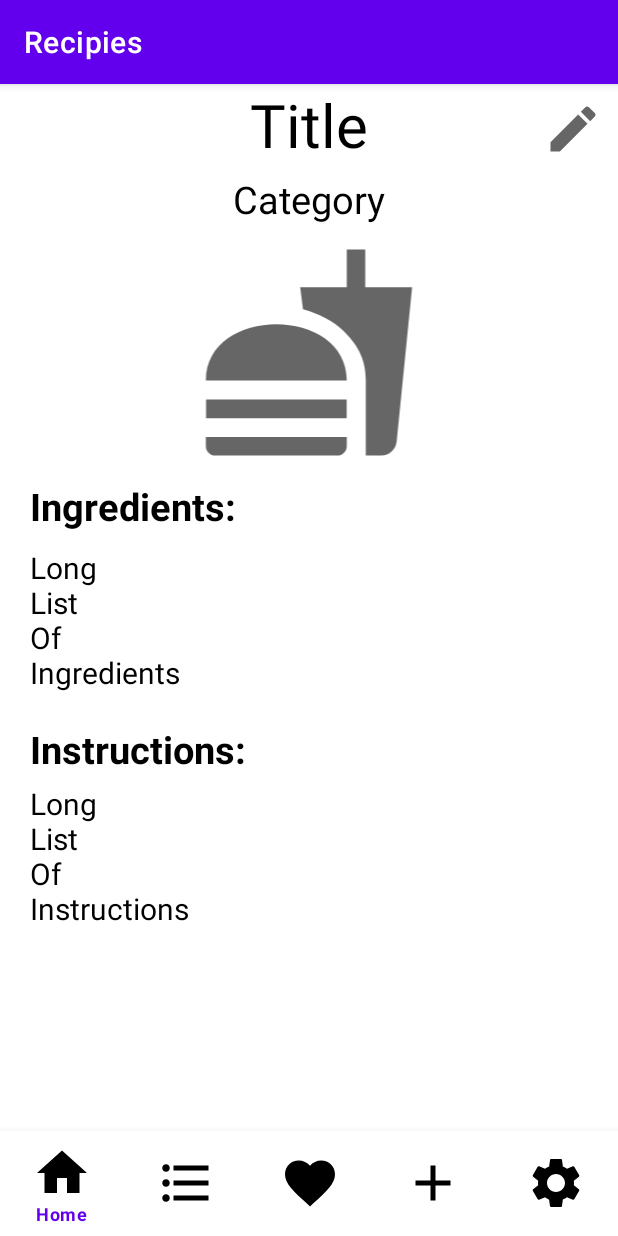
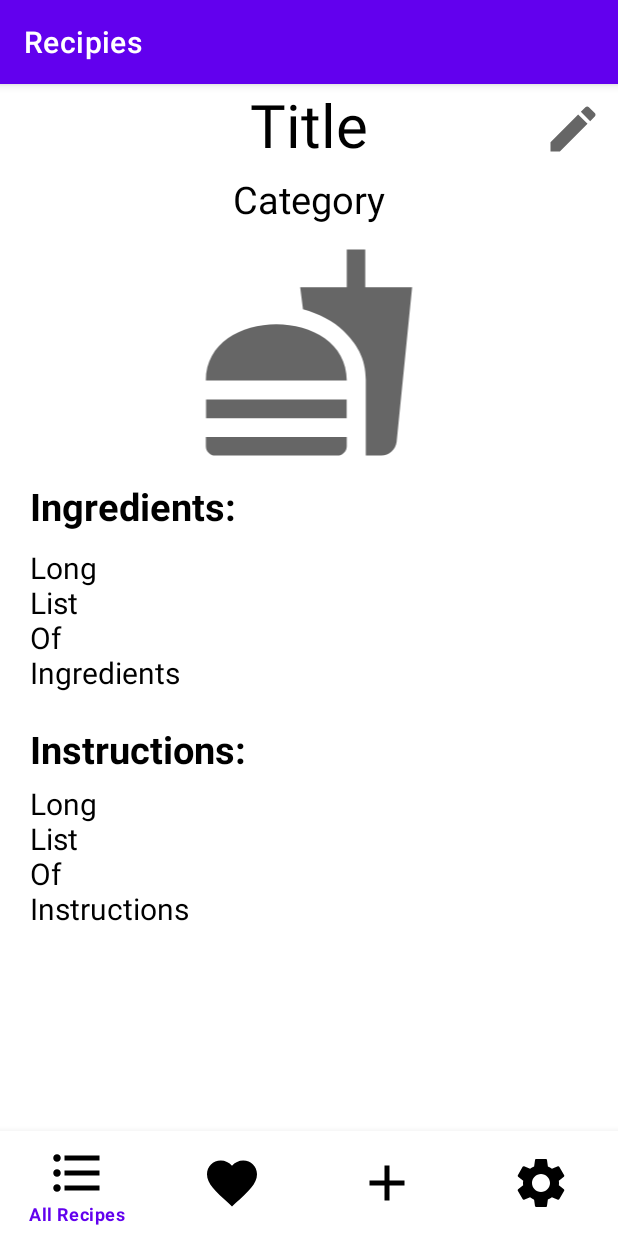
Before and after one commit to msteinr3/Recipes, an Android app: the SingleRecipe screen opened through its navigation route, on a phone screen of 412 x 824 dp. Run offline under Robolectric (Android 15) with nearby library versions, the phone set to English and light mode, and no system bars; our stand-ins replace Dagger/Hilt's generated code, navigation-ui; pictures from the network do not load; 2 statements that could not run were skipped.

Commit message:
combined home and my list to all recipes

```diff
--- a/app/src/main/java/com/example/recipies/extra/AllRecipesViewModel.kt
+++ b/app/src/main/java/com/example/recipies/extra/AllRecipesViewModel.kt
@@ -10,8 +10,6 @@ import javax.inject.Inject
 class AllRecipesViewModel @Inject constructor(recipeRepository: RecipeRepository, id : Int) : ViewModel() {
     var recipe = recipeRepository.getRecipe(id)
     val recipes = recipeRepository.getRecipes()
-    val internetRecipes = recipeRepository.getInternetRecipes()
-    val myRecipes = recipeRepository.getRecipes()
     val favoriteRecipes = recipeRepository.getRecipes()
 
     private var repository = recipeRepository
--- a/app/src/main/java/com/example/recipies/ui/MyList.kt
+++ b/app/src/main/java/com/example/recipies/ui/AllRecipes.kt
@@ -1,6 +1,5 @@
 package com.example.recipies.ui
 
-import android.icu.lang.UCharacter.IndicPositionalCategory.LEFT
 import android.os.Bundle
 import android.view.LayoutInflater
 import android.view.View
@@ -8,25 +7,21 @@ import android.view.ViewGroup
 import android.widget.Toast
 import androidx.core.os.bundleOf
 import androidx.fragment.app.Fragment
-import androidx.fragment.app.activityViewModels
 import androidx.fragment.app.viewModels
 import androidx.navigation.fragment.findNavController
 import androidx.recyclerview.widget.GridLayoutManager
-import androidx.recyclerview.widget.ItemTouchHelper
-import androidx.recyclerview.widget.RecyclerView
 import com.example.recipies.R
+import com.example.recipies.databinding.AllRecipesBinding
+import com.example.recipies.extra.AllRecipesViewModel
 import com.example.recipies.extra.RecipeAdapter
-import com.example.recipies.extra.RecipeViewModel
-import com.example.recipies.databinding.HomeFragmentBinding
-import com.example.recipies.extra.AllRecipesViewModel
 import com.example.recipies.utils.Loading
 import com.example.recipies.utils.Success
 import dagger.hilt.android.AndroidEntryPoint
 
 @AndroidEntryPoint
-class MyList : Fragment(), RecipeAdapter.RecipeItemListener {
+class AllRecipes : Fragment(), RecipeAdapter.RecipeItemListener {
 
-    private var _binding: HomeFragmentBinding? = null
+    private var _binding: AllRecipesBinding? = null
     private val binding get() = _binding!!
     private val viewModel : AllRecipesViewModel by viewModels()
     private  lateinit var  adapter: RecipeAdapter
@@ -36,7 +31,7 @@ class MyList : Fragment(), RecipeAdapter.RecipeItemListener {
         container: ViewGroup?,
         savedInstanceState: Bundle?
     ): View? {
-        _binding = HomeFragmentBinding.inflate(inflater, container, false);
+        _binding = AllRecipesBinding.inflate(inflater, container, false);
 
 
         return binding.root
@@ -49,7 +44,7 @@ class MyList : Fragment(), RecipeAdapter.RecipeItemListener {
         binding.recycler.layoutManager = GridLayoutManager(requireContext(), 2)
         binding.recycler.adapter = adapter
 
-        viewModel.myRecipes.observe(viewLifecycleOwner) {
+        viewModel.recipes.observe(viewLifecycleOwner) {
             when(it.status) {
                 is Loading -> binding.progressBar.visibility = View.VISIBLE
 
@@ -67,7 +62,7 @@ class MyList : Fragment(), RecipeAdapter.RecipeItemListener {
     }
 
     override fun onRecipeClick(recipeId: Int) {
-        findNavController().navigate(R.id.action_myList_to_singleRecipe,
+        findNavController().navigate(R.id.action_allRecipes_to_singleRecipe,
             bundleOf("id" to recipeId))
     }
 
--- a/app/src/main/java/com/example/recipies/ui/Favorites.kt
+++ b/app/src/main/java/com/example/recipies/ui/Favorites.kt
@@ -7,15 +7,13 @@ import android.view.ViewGroup
 import android.widget.Toast
 import androidx.core.os.bundleOf
 import androidx.fragment.app.Fragment
-import androidx.fragment.app.activityViewModels
 import androidx.fragment.app.viewModels
 import androidx.navigation.fragment.findNavController
 import androidx.recyclerview.widget.GridLayoutManager
 import com.example.recipies.R
-import com.example.recipies.extra.RecipeAdapter
-import com.example.recipies.extra.RecipeViewModel
 import com.example.recipies.databinding.FavoritesFragmentBinding
 import com.example.recipies.extra.AllRecipesViewModel
+import com.example.recipies.extra.RecipeAdapter
 import com.example.recipies.utils.Loading
 import com.example.recipies.utils.Success
 import dagger.hilt.android.AndroidEntryPoint
@@ -64,7 +62,7 @@ class Favorites : Fragment(), RecipeAdapter.RecipeItemListener {
     }
 
     override fun onRecipeClick(recipeId: Int) {
-        findNavController().navigate(R.id.action_myList_to_singleRecipe,
+        findNavController().navigate(R.id.action_favorites_to_singleRecipe,
             bundleOf("id" to recipeId))
     }
 
--- a/app/src/main/res/layout/my_list_fragment.xml
+++ b/app/src/main/res/layout/all_recipes.xml
@@ -4,7 +4,7 @@
     xmlns:tools="http://schemas.android.com/tools"
     android:layout_width="match_parent"
     android:layout_height="match_parent"
-    tools:context=".ui.MyList">
+    tools:context=".ui.AllRecipes">
 
     <androidx.recyclerview.widget.RecyclerView
         android:id="@+id/recycler"
--- a/app/src/main/res/menu/bottom_nav.xml
+++ b/app/src/main/res/menu/bottom_nav.xml
@@ -1,12 +1,9 @@
 <?xml version="1.0" encoding="utf-8"?>
 <menu xmlns:android="http://schemas.android.com/apk/res/android">
+
     <item
-        android:id="@+id/homeFragment"
-        android:title="@string/home"
-        android:icon="@drawable/ic_baseline_home"/>
-    <item
-        android:id="@+id/myListFragment"
-        android:title="@string/my_recipes"
+        android:id="@+id/allRecipes"
+        android:title="@string/all_recipes"
         android:icon="@drawable/ic_baseline_format_list_bulleted"/>
     <item
         android:id="@+id/favoritesFragment"
--- a/app/src/main/res/navigation/my_nav.xml
+++ b/app/src/main/res/navigation/my_nav.xml
@@ -3,7 +3,7 @@
     xmlns:app="http://schemas.android.com/apk/res-auto"
     xmlns:tools="http://schemas.android.com/tools"
     android:id="@+id/my_nav"
-    app:startDestination="@id/addRecipe">
+    app:startDestination="@id/allRecipes">
 
     <fragment
         android:id="@+id/settings"
@@ -14,45 +14,36 @@
         android:id="@+id/addRecipe"
         android:name="com.example.recipies.ui.AddRecipe"
         android:label="add_fragment"
-        tools:layout="@layout/add_fragment" >
+        tools:layout="@layout/add_fragment">
         <action
-            android:id="@+id/action_addRecipe_to_myList"
-            app:destination="@id/myList" />
+            android:id="@+id/action_addRecipe_to_allRecipes"
+            app:destination="@id/allRecipes" />
     </fragment>
     <fragment
         android:id="@+id/favorites"
         android:name="com.example.recipies.ui.Favorites"
         android:label="favorites_fragment"
-        tools:layout="@layout/favorites_fragment" >
+        tools:layout="@layout/favorites_fragment">
         <action
             android:id="@+id/action_favorites_to_singleRecipe"
-            app:destination="@id/singleRecipe" />
-    </fragment>
-    <fragment
-        android:id="@+id/home"
-        android:name="com.example.recipies.ui.Home"
-        android:label="home_fragment"
-        tools:layout="@layout/home_fragment" >
-        <action
-            android:id="@+id/action_home_to_singleRecipe"
-            app:destination="@id/singleRecipe" />
-    </fragment>
-    <fragment
-        android:id="@+id/myList"
-        android:name="com.example.recipies.ui.MyList"
-        android:label="my_list_fragment"
-        tools:layout="@layout/my_list_fragment" >
-        <action
-            android:id="@+id/action_myList_to_singleRecipe"
             app:destination="@id/singleRecipe" />
     </fragment>
     <fragment
         android:id="@+id/singleRecipe"
         android:name="com.example.recipies.ui.SingleRecipe"
         android:label="recipe_fragment"
-        tools:layout="@layout/recipe_fragment" >
+        tools:layout="@layout/recipe_fragment">
         <action
             android:id="@+id/action_singleRecipe_to_addRecipe"
             app:destination="@id/addRecipe" />
     </fragment>
+    <fragment
+        android:id="@+id/allRecipes"
+        android:name="com.example.recipies.ui.AllRecipes"
+        android:label="all_recipes"
+        tools:layout="@layout/all_recipes">
+        <action
+            android:id="@+id/action_allRecipes_to_singleRecipe"
+            app:destination="@id/singleRecipe" />
+    </fragment>
 </navigation>
--- a/app/src/main/res/values/strings.xml
+++ b/app/src/main/res/values/strings.xml
@@ -14,6 +14,7 @@
     <string name="internet">internet</string>
     <string name="my_recipes">My Recipes</string>
     <string name="category">Category</string>
+    <string name="all_recipes">All Recipes</string>
 
     <string-array name="categories">
         <item>Other</item>
```
Also changed, not shown: app/src/main/java/com/example/recipies/extra/RecipeDao.kt (+8 -6 lines), app/src/main/java/com/example/recipies/extra/RecipeRepository.kt (+16 -17 lines), app/src/main/java/com/example/recipies/ui/AddRecipe.kt (+3 -5 lines), app/src/main/java/com/example/recipies/ui/Home.kt (deleted, +0 -108 lines), app/src/main/res/layout/home_fragment.xml (deleted, +0 -43 lines).
